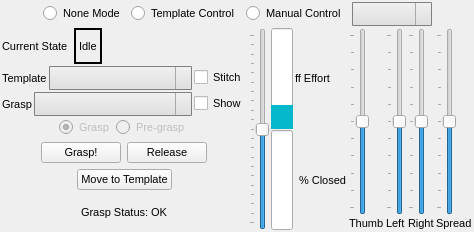
Before: the Qt Designer form vigir_ocs_grasp_widget/src/graspWidget.ui in team-vigir/vigir_ocs_common, drawn with Qt 5.
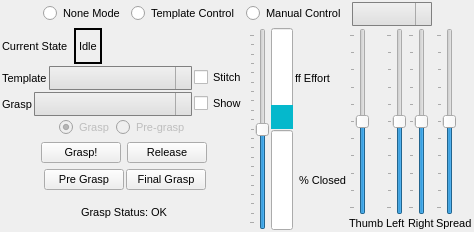
After: the same form once the commit is applied.

Commit message: Added pre grasp button

The edit to the form file:
```diff
--- a/vigir_ocs_grasp_widget/src/graspWidget.ui
+++ b/vigir_ocs_grasp_widget/src/graspWidget.ui
@@ -536,10 +536,17 @@
             </property>
            </spacer>
           </item>
+          <item>
+           <widget class="QPushButton" name="preGraspButton">
+            <property name="text">
+             <string>Pre Grasp</string>
+            </property>
+           </widget>
+          </item>
           <item>
            <widget class="QPushButton" name="templateButton">
             <property name="text">
-             <string>Move to Template</string>
+             <string>Final Grasp</string>
             </property>
            </widget>
           </item>
```
The commit also changes 2 other files.
